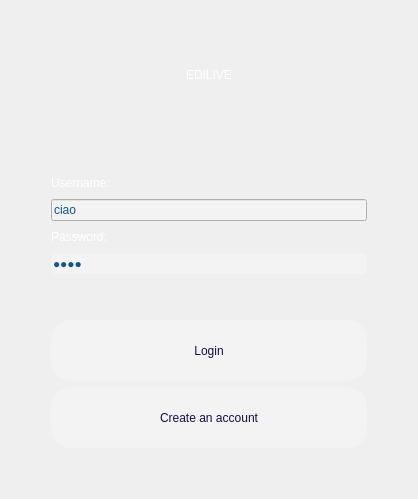
Old version of the form Login/logindialog.ui in the repository cosimo265598/Edilive.
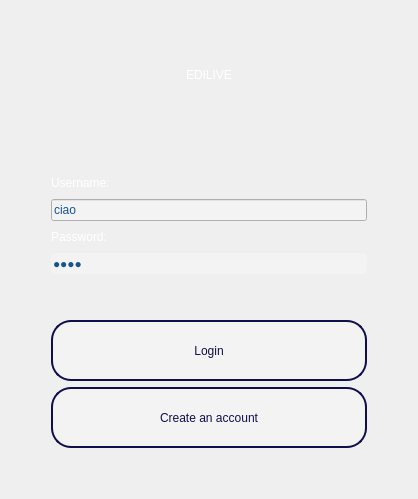
New version of the form.

The edit to the form file:
```diff
--- a/Login/logindialog.ui
+++ b/Login/logindialog.ui
@@ -684,9 +684,9 @@
          <property name="styleSheet">
           <string notr="true">background-color: rgb(243, 243, 243);
 color: rgb(17, 14, 79);
-border-width: 5px;
+border-width: 2px;
 border-radius: 20px;
-</string>
+border-style: solid;</string>
          </property>
          <property name="text">
           <string>Login</string>
@@ -704,8 +704,9 @@
          <property name="styleSheet">
           <string notr="true">background-color: rgb(243, 243, 243);
 color: rgb(17, 14, 79);
-border-width: 5px;
-border-radius: 20px;</string>
+border-width: 2px;
+border-radius: 20px;
+border-style: solid;</string>
          </property>
          <property name="text">
           <string>Create an account</string>
```
